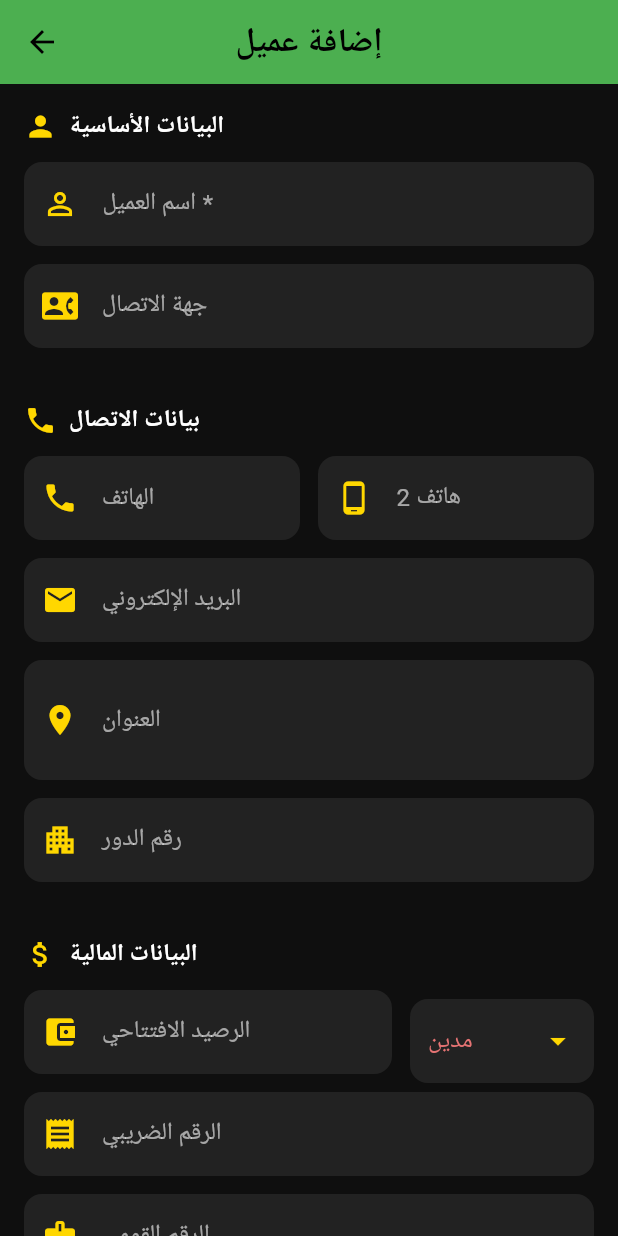
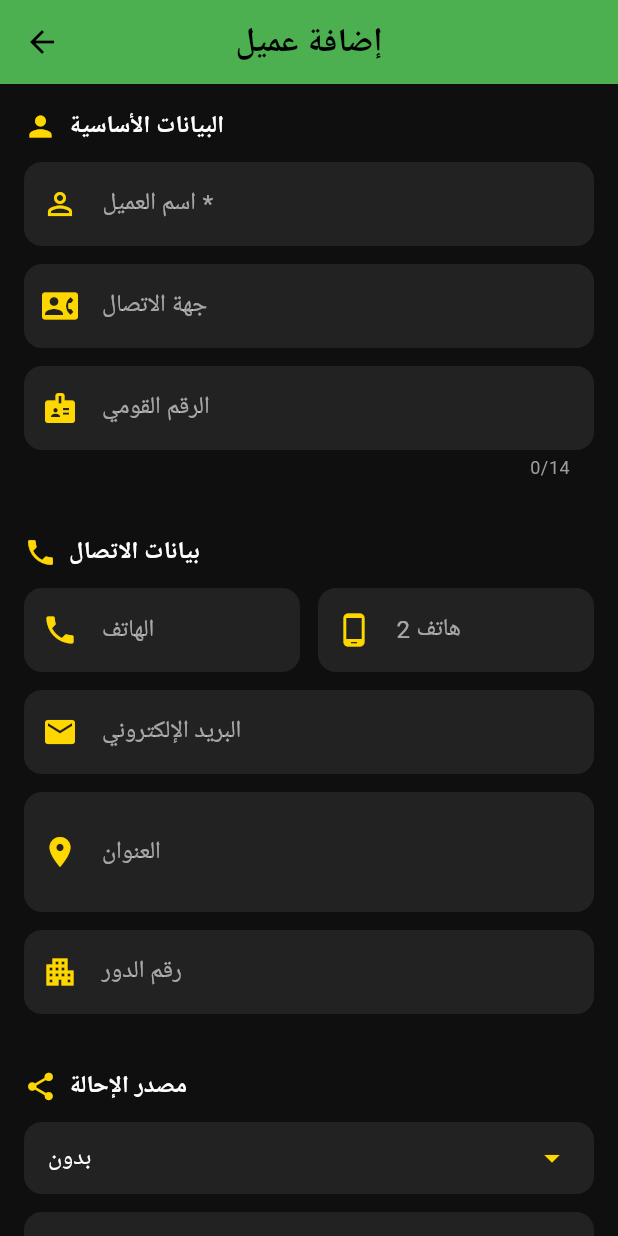
Before and after one commit to kazayza/cocobolo-app, a Flutter app: the AddClientScreen screen opened directly with empty values, on a phone screen of 412 x 824 dp. Run offline on Flutter 3.47's test engine with Material 3 defaults, Android fonts, the light colour scheme and no system bars; our stand-ins replace animated_text_kit, firebase_core, firebase_messaging, flutter_animate, flutter_local_notifications, google_fonts and 1 more; accounts and stored records are empty; network calls fail; Roboto replaces fonts that are missing (Cairo).

Commit message:
update clients screen update

```diff
--- a/lib/screens/add_client_screen.dart
+++ b/lib/screens/add_client_screen.dart
@@ -24,17 +24,15 @@ class _AddClientScreenState extends State<AddClientScreen> {
   bool _isLoading = false;
   bool _isLoadingData = true;
 
-  // Controllers
+  // Controllers - تم إزالة الغير مطلوبين
   final _nameController = TextEditingController();
   final _contactPersonController = TextEditingController();
   final _phoneController = TextEditingController();
   final _phone2Controller = TextEditingController();
   final _emailController = TextEditingController();
   final _addressController = TextEditingController();
-  final _taxNumberController = TextEditingController();
   final _nationalIdController = TextEditingController();
   final _floorNumberController = TextEditingController();
-  final _openingBalanceController = TextEditingController();
   final _notesController = TextEditingController();
 
   // القوائم المنسدلة
@@ -43,7 +41,6 @@ class _AddClientScreenState extends State<AddClientScreen> {
 
   int? selectedReferralSourceId;
   int? selectedReferralClientId;
-  String balanceType = 'D';
 
   bool get isEditing => widget.existingClient != null;
 
@@ -61,10 +58,8 @@ class _AddClientScreenState extends State<AddClientScreen> {
     _phone2Controller.dispose();
     _emailController.dispose();
     _addressController.dispose();
-    _taxNumberController.dispose();
     _nationalIdController.dispose();
     _floorNumberController.dispose();
-    _openingBalanceController.dispose();
     _notesController.dispose();
     super.dispose();
   }
@@ -100,12 +95,9 @@ class _AddClientScreenState extends State<AddClientScreen> {
     _phone2Controller.text = client['Phone2'] ?? '';
     _emailController.text = client['Email'] ?? '';
     _addressController.text = client['Address'] ?? '';
-    _taxNumberController.text = client['TaxNumber'] ?? '';
     _nationalIdController.text = client['NationalID'] ?? '';
     _floorNumberController.text = client['FloorNumber'] ?? '';
-    _openingBalanceController.text = (client['OpeningBalance'] ?? 0).toString();
     _notesController.text = client['Notes'] ?? '';
-    balanceType = client['BalanceType'] ?? 'D';
     selectedReferralSourceId = client['ReferralSourceID'];
     selectedReferralClientId = client['ReferralSourceClient'];
   }
@@ -123,11 +115,8 @@ class _AddClientScreenState extends State<AddClientScreen> {
         'phone2': _phone2Controller.text.trim(),
         'email': _emailController.text.trim(),
         'address': _addressController.text.trim(),
-        'taxNumber': _taxNumberController.text.trim(),
         'nationalId': _nationalIdController.text.trim(),
         'floorNumber': _floorNumberController.text.trim(),
-        'openingBalance': double.tryParse(_openingBalanceController.text) ?? 0,
-        'balanceType': balanceType,
         'notes': _notesController.text.trim(),
         'referralSourceId': selectedReferralSourceId,
         'referralSourceClient': selectedReferralClientId,
@@ -223,6 +212,7 @@ class _AddClientScreenState extends State<AddClientScreen> {
                 child: Column(
                   crossAxisAlignment: CrossAxisAlignment.start,
                   children: [
+                    // ===== البيانات الأساسية =====
                     _buildSectionTitle('البيانات الأساسية', Icons.person),
                     const SizedBox(height: 12),
                     _buildTextField(
@@ -241,9 +231,17 @@ class _AddClientScreenState extends State<AddClientScreen> {
                       label: 'جهة الاتصال',
                       icon: Icons.contact_phone,
                     ),
+                    _buildTextField(
+                      controller: _nationalIdController,
+                      label: 'الرقم القومي',
+                      icon: Icons.badge,
+                      keyboardType: TextInputType.number,
+                      maxLength: 14,
+                    ),
 
                     const SizedBox(height: 24),
 
+                    // ===== بيانات الاتصال =====
                     _buildSectionTitle('بيانات الاتصال', Icons.phone),
                     const SizedBox(height: 12),
                     Row(
@@ -287,40 +285,7 @@ class _AddClientScreenState extends State<AddClientScreen> {
 
                     const SizedBox(height: 24),
 
-                    _buildSectionTitle('البيانات المالية', Icons.attach_money),
-                    const SizedBox(height: 12),
-                    Row(
-                      children: [
-                        Expanded(
-                          flex: 2,
-                          child: _buildTextField(
-                            controller: _openingBalanceController,
-                            label: 'الرصيد الافتتاحي',
-                            icon: Icons.account_balance_wallet,
-                            keyboardType: TextInputType.number,
-                          ),
-                        ),
-                        const SizedBox(width: 12),
-                        Expanded(
-                          child: _buildBalanceTypeSelector(),
-                        ),
-                      ],
-                    ),
-                    _buildTextField(
-                      controller: _taxNumberController,
-                      label: 'الرقم الضريبي',
-                      icon: Icons.receipt,
-                    ),
-                    _buildTextField(
-                      controller: _nationalIdController,
-                      label: 'الرقم القومي',
-                      icon: Icons.badge,
-                      keyboardType: TextInputType.number,
-                      maxLength: 14,
-                    ),
-
-                    const SizedBox(height: 24),
-
+                    // ===== مصدر الإحالة =====
                     _buildSectionTitle('مصدر الإحالة', Icons.share),
                     const SizedBox(height: 12),
                     _buildReferralSourceDropdown(),
@@ -329,6 +294,7 @@ class _AddClientScreenState extends State<AddClientScreen> {
 
                     const SizedBox(height: 24),
 
+                    // ===== ملاحظات =====
                     _buildSectionTitle('ملاحظات', Icons.notes),
                     const SizedBox(height: 12),
                     _buildTextField(
@@ -417,37 +383,6 @@ class _AddClientScreenState extends State<AddClientScreen> {
           counterStyle: GoogleFonts.cairo(color: Colors.grey),
         ),
         validator: validator,
-      ),
-    );
-  }
-
-  Widget _buildBalanceTypeSelector() {
-    return Container(
-      padding: const EdgeInsets.symmetric(horizontal: 12, vertical: 4),
-      decoration: BoxDecoration(
-        color: Colors.white.withOpacity(0.08),
-        borderRadius: BorderRadius.circular(12),
-      ),
-      child: DropdownButtonHideUnderline(
-        child: DropdownButton<String>(
-          value: balanceType,
-          isExpanded: true,
-          dropdownColor: const Color(0xFF1A1A1A),
-          icon: const Icon(Icons.arrow_drop_down, color: Color(0xFFFFD700)),
-          items: [
-            DropdownMenuItem(
-              value: 'D',
-              child: Text('مدين', style: GoogleFonts.cairo(color: Colors.red[300])),
-            ),
-            DropdownMenuItem(
-              value: 'C',
-              child: Text('دائن', style: GoogleFonts.cairo(color: Colors.green[300])),
-            ),
-          ],
-          onChanged: (value) {
-            if (value != null) setState(() => balanceType = value);
-          },
-        ),
       ),
     );
   }
```
Also changed, not shown: lib/screens/clients_screen.dart (+72 -43 lines), lib/screens/home_screen.dart (+104 -73 lines).
